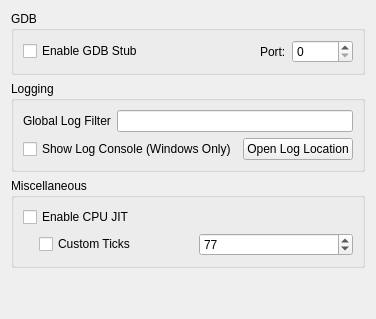
Old version of the form src/citra_qt/configuration/configure_debug.ui in the repository tbsp/citra-valentin.
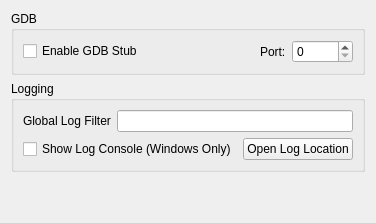
New version of the form.

The edit to the form file:
```diff
--- a/src/citra_qt/configuration/configure_debug.ui
+++ b/src/citra_qt/configuration/configure_debug.ui
@@ -98,64 +98,6 @@
      </layout>
     </widget>
    </item>
-   <item>
-    <widget class="QGroupBox" name="groupBox_3">
-     <property name="title">
-      <string>Miscellaneous</string>
-     </property>
-     <layout class="QVBoxLayout" name="verticalLayout_4">
-      <item>
-       <widget class="QCheckBox" name="toggle_cpu_jit">
-        <property name="text">
-         <string>Enable CPU JIT</string>
-        </property>
-       </widget>
-      </item>
-      <item>
-       <widget class="QWidget" name="cpu_jit_group" native="true">
-        <layout class="QVBoxLayout" name="cpu_jit_gr">
-         <property name="leftMargin">
-          <number>16</number>
-         </property>
-         <property name="topMargin">
-          <number>0</number>
-         </property>
-         <property name="rightMargin">
-          <number>0</number>
-         </property>
-         <property name="bottomMargin">
-          <number>0</number>
-         </property>
-         <item>
-          <layout class="QHBoxLayout" name="custom_ticks_layout">
-           <item>
-            <widget class="QCheckBox" name="toggle_custom_ticks">
-             <property name="text">
-              <string>Custom Ticks</string>
-             </property>
-            </widget>
-           </item>
-           <item>
-            <widget class="QSpinBox" name="custom_ticks">
-             <property name="minimum">
-              <number>1</number>
-             </property>
-             <property name="maximum">
-              <number>999999999</number>
-             </property>
-             <property name="value">
-              <number>77</number>
-             </property>
-            </widget>
-           </item>
-          </layout>
-         </item>
-        </layout>
-       </widget>
-      </item>
-     </layout>
-    </widget>
-   </item>
    <item>
     <spacer name="verticalSpacer">
      <property name="orientation">
```
